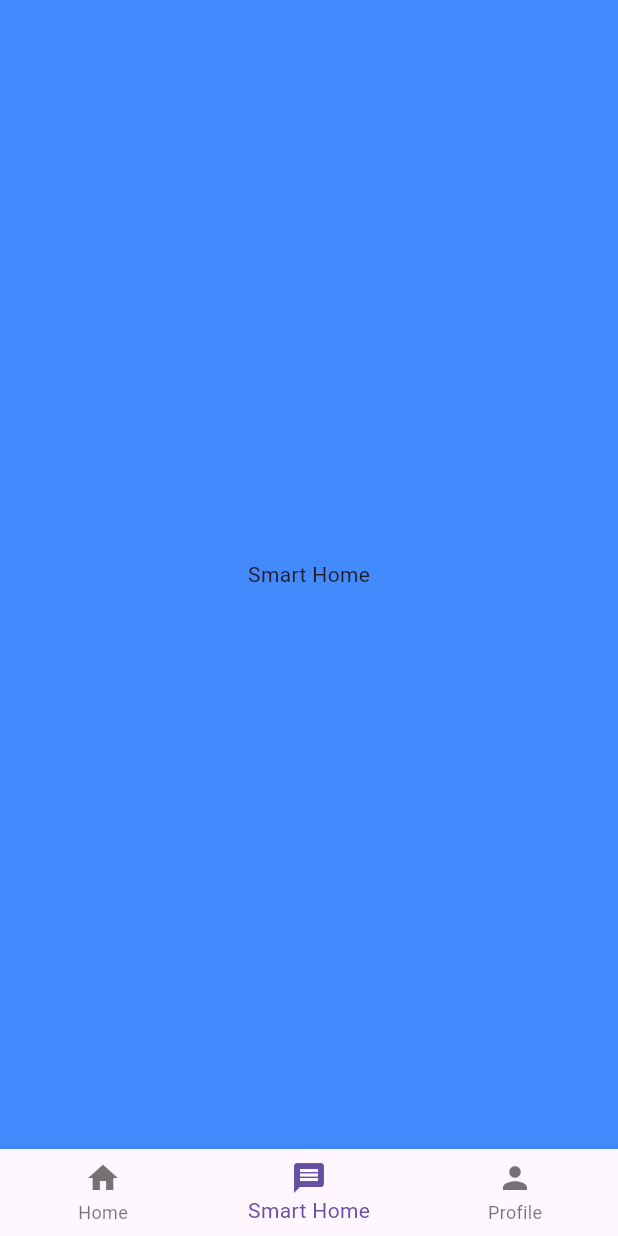
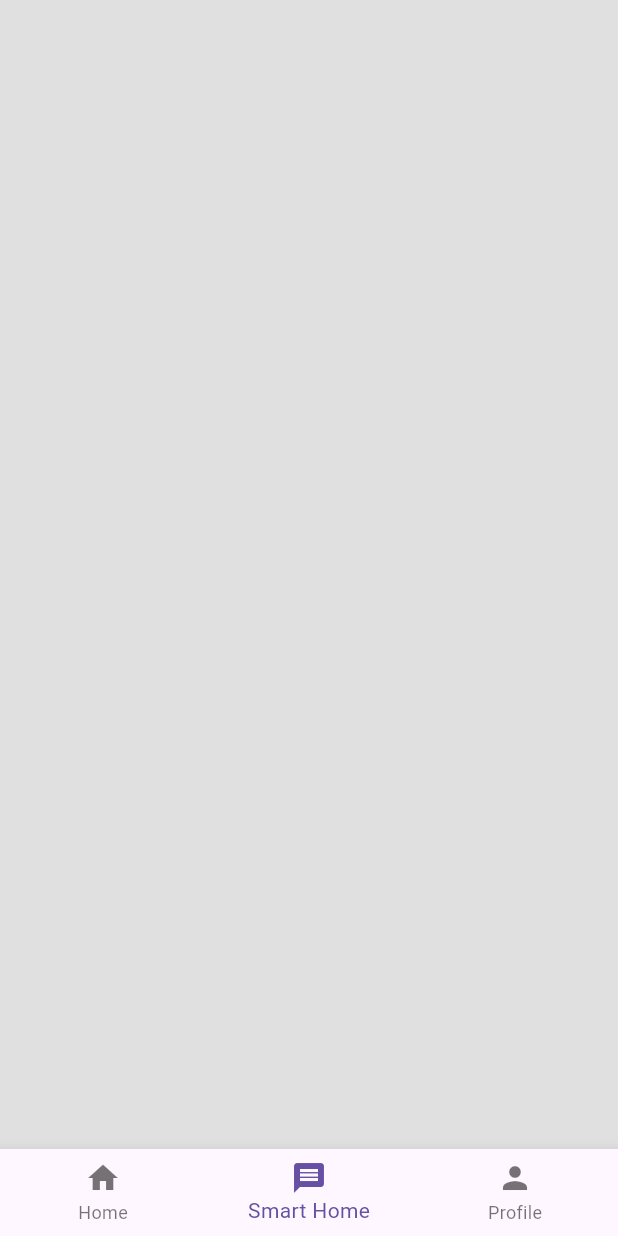
Before and after one commit to iNuman/dribble_ui, a Flutter app: the screen it shows after launch, item 2 of the bottom bar chosen, on a phone screen of 412 x 824 dp. Run offline on Flutter 3.47's test engine with Material 3 defaults, Android fonts, the phone set to English and light mode, and no system bars.

Commit message:
Icons added

```diff
--- a/lib/pages/smart_home.dart
+++ b/lib/pages/smart_home.dart
@@ -8,13 +8,28 @@ class SmartHome extends StatefulWidget {
 }
 
 class _SmartHomeState extends State<SmartHome> {
+
+  final double horizontalPadding = 40;
+  final double verticalPadding = 25;
+
+  // list of smart devices
+  List mySmartDevices = [
+    // [ smartDeviceName, iconPath , powerStatus ]
+    ["Smart Light", "lib/icons/light-bulb.png", true],
+    ["Smart AC", "lib/icons/air-conditioner.png", false],
+    ["Smart TV", "lib/icons/smart-tv.png", false],
+    ["Smart Fan", "lib/icons/fan.png", false],
+  ];
+
   @override
   Widget build(BuildContext context) {
-    return Center(
-      child: Container(
-        color: Colors.blueAccent,
-        child: const Center(child: Text("Smart Home")),
+    return Scaffold(
+      backgroundColor: Colors.grey.shade300,
+      body: const Column(
+        crossAxisAlignment: CrossAxisAlignment.start,
+        children: [
 
+        ],
       ),
     );
   }
--- /dev/null
+++ b/lib/widgets/smart_device_card_widget.dart
@@ -0,0 +1,10 @@
+import 'package:flutter/material.dart';
+
+class SmartDeviceCardWidget extends StatelessWidget {
+  const SmartDeviceCardWidget({super.key});
+
+  @override
+  Widget build(BuildContext context) {
+    return const Placeholder();
+  }
+}
```
